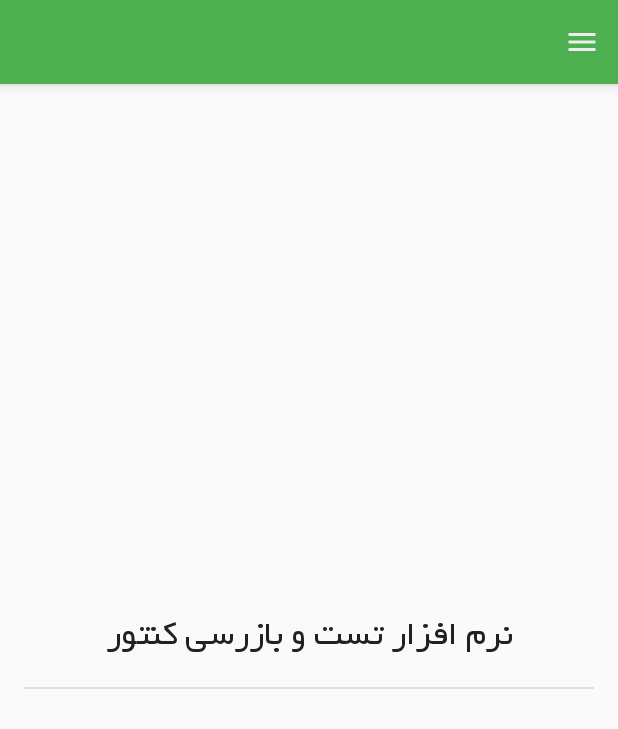
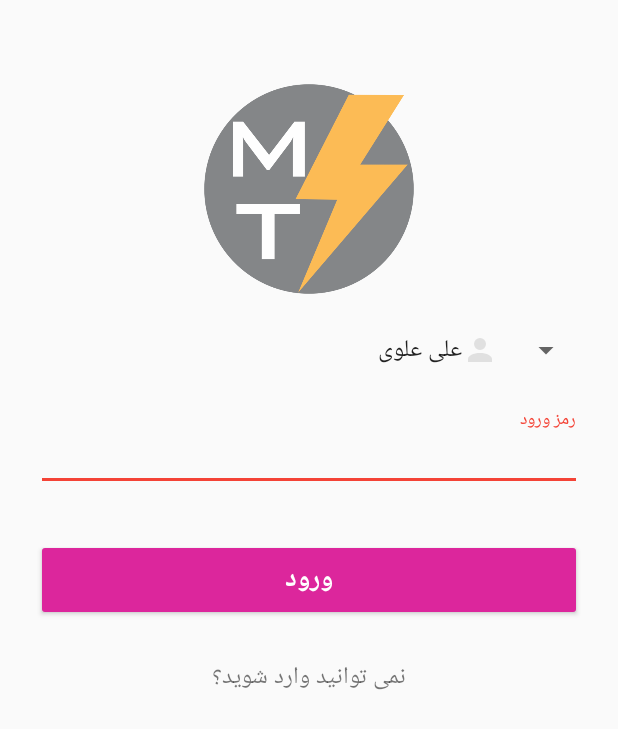
Before and after one commit to mrbehpour/MT, an Android app: the screen it shows after launch (MainActivity before the commit, Main2Activity after it), on a phone screen of 412 x 824 dp. Shown: the top 729 px of the screen. Run offline under Robolectric (Android 15) with nearby library versions, the light colour scheme and no system bars.

Commit message:
این تغییرات مربوط به فرم ورود بنام al_login هست همانطور که تلفنی صحبت کردیم عکس پس زمینه و لوگو رو بصورت گیف متحرک براتون میفرستم کد نویسی میتونه انجام بشه چون آی دی ها طبق همان فرمول و روشی که گفتید نام گذاری شدند ممنون

```diff
--- /dev/null
+++ b/app/src/main/java/ir/saa/android/mt/Main2Activity.java
@@ -0,0 +1,38 @@
+package ir.saa.android.mt;
+
+import android.support.v7.app.AppCompatActivity;
+import android.os.Bundle;
+import android.widget.ArrayAdapter;
+import android.widget.Spinner;
+
+import java.util.ArrayList;
+import java.util.List;
+
+
+public class Main2Activity extends AppCompatActivity {
+
+    @Override
+    protected void onCreate(Bundle savedInstanceState) {
+        super.onCreate(savedInstanceState);
+        setContentView(R.layout.al_login);
+
+        // you need to have a list of data that you want the spinner to display
+        List<String> spinnerArray =  new ArrayList<>();
+        spinnerArray.add("علی علوی");
+        spinnerArray.add("مجید مجیدی");
+        spinnerArray.add("علی کاشانی راد");
+        spinnerArray.add("میثم محمدی");
+        spinnerArray.add("محمد مهدی صادقی عارف");
+        spinnerArray.add("علیرضا خسروی");
+        spinnerArray.add("مهران مدیری");
+        spinnerArray.add("علی صادقی");
+        spinnerArray.add("مجید محمدی نیا");
+
+        ArrayAdapter<String> adapter = new ArrayAdapter<>(
+                this, R.layout.al_spinner_item, spinnerArray);
+        adapter.setDropDownViewResource(R.layout.al_spinner_dropdown_item);
+        Spinner sItems = findViewById(R.id.spnUserName);
+        sItems.setAdapter(adapter);
+
+    }
+}
--- a/app/src/main/java/ir/saa/android/mt/UiActivity.java
+++ /dev/null
@@ -1,4 +0,0 @@
-package ir.saa.android.mt;
-
-public class UiActivity {
-}
--- /dev/null
+++ b/app/src/main/res/drawable/account.xml
@@ -0,0 +1,8 @@
+<!-- drawable/account.xml -->
+<vector xmlns:android="http://schemas.android.com/apk/res/android"
+    android:height="24dp"
+    android:width="24dp"
+    android:viewportWidth="24"
+    android:viewportHeight="24">
+    <path android:fillColor="#000" android:pathData="M12,4A4,4 0 0,1 16,8A4,4 0 0,1 12,12A4,4 0 0,1 8,8A4,4 0 0,1 12,4M12,14C16.42,14 20,15.79 20,18V20H4V18C4,15.79 7.58,14 12,14Z" />
+</vector>
--- a/app/src/main/res/layout/al_login.xml
+++ b/app/src/main/res/layout/al_login.xml
@@ -7,54 +7,54 @@
     android:paddingLeft="24dp"
     android:paddingRight="24dp">
 
+    <!-- App Icon -->
+    <ImageView
+        android:id="@+id/imgIcon"
+        android:layout_width="140dp"
+        android:layout_height="140dp"
+        android:layout_gravity="center"
+        android:src="@drawable/mt_icon"/>
+
     <!-- Name Spinner -->
-    <android.support.design.widget.TextInputLayout
+        <Spinner
+        android:id="@+id/spnUserName"
         android:layout_width="match_parent"
         android:layout_height="wrap_content"
-        android:layout_marginTop="8dp"
-        android:layout_marginBottom="8dp">
-        <EditText android:id="@+id/input_Name"
-            android:layout_width="match_parent"
-            android:layout_height="wrap_content"
-            android:inputType="textEmailAddress"
-            android:hint="نام" />
-    </android.support.design.widget.TextInputLayout>
+        android:layout_marginTop="24dp"/>
 
     <!-- Password Label -->
     <android.support.design.widget.TextInputLayout
         android:layout_width="match_parent"
         android:layout_height="wrap_content"
-        android:layout_marginTop="8dp"
+        android:layout_marginTop="24dp"
         android:layout_marginBottom="8dp">
-        <EditText android:id="@+id/input_password"
+        <EditText android:id="@+id/edtPassword"
             android:layout_width="match_parent"
             android:layout_height="wrap_content"
             android:inputType="textPassword"
+            android:textAlignment="textEnd"
             android:hint="رمز ورود"/>
     </android.support.design.widget.TextInputLayout>
 
     <android.support.v7.widget.AppCompatButton
-        android:id="@+id/btn_login"
-        android:layout_width="fill_parent"
+        android:id="@+id/btnLogin"
+        android:layout_width="match_parent"
         android:layout_height="wrap_content"
         android:layout_marginTop="24dp"
         android:layout_marginBottom="24dp"
         android:padding="12dp"
+        android:textColor="#ffffff"
+        android:textStyle="bold"
+        android:textSize="18sp"
+        style="@style/btnStyle1"
         android:text="ورود"/>
 
-    <TextView android:id="@+id/link_signup"
+    <TextView android:id="@+id/tvHelp"
         android:layout_width="fill_parent"
         android:layout_height="wrap_content"
         android:layout_marginBottom="24dp"
         android:text="نمی توانید وارد شوید؟"
         android:gravity="center"
-        android:textSize="16dip"/>
-
-    <Spinner
-
-        android:id="@+id/spinner"
-        android:layout_width="match_parent"
-        android:layout_height="wrap_content" />
-
+        android:textSize="16sp"/>
 
 </LinearLayout>
--- /dev/null
+++ b/app/src/main/res/layout/al_spinner_item.xml
@@ -0,0 +1,12 @@
+<?xml version="1.0" encoding="utf-8"?>
+
+<TextView xmlns:android="http://schemas.android.com/apk/res/android"
+android:id="@android:id/text1"
+style="?android:attr/spinnerItemStyle"
+android:singleLine="true"
+android:layout_width="match_parent"
+android:layout_height="wrap_content"
+android:ellipsize="marquee"
+android:drawableRight="@drawable/account"
+    android:drawableTint="@color/grey_300"
+android:textAlignment="inherit"/>
--- a/app/src/main/res/layout/test_layout.xml
+++ b/app/src/main/res/layout/test_layout.xml
@@ -160,6 +160,7 @@
             android:background="#9999ff"
             android:layout_marginRight="8dp" />
 
+
     </LinearLayout>
 
     <LinearLayout
--- a/app/src/main/res/values/colors.xml
+++ b/app/src/main/res/values/colors.xml
@@ -2,7 +2,7 @@
 <resources>
     <color name="colorPrimary">@color/green_500</color>
     <color name="colorPrimaryDark">@color/green_700</color>
-    <color name="colorAccent">@color/red_500</color>
+    <color name="colorAccent">#dc269c</color>
 
     <!--dark color theme-->
 
--- a/app/src/main/res/values/styles.xml
+++ b/app/src/main/res/values/styles.xml
@@ -11,9 +11,17 @@
         <item name="colorPrimaryDark">@color/colorPrimaryDark</item>
         <item name="colorAccent">@color/colorAccent</item>
 
-        <item name="colorButtonNormal">@color/grey_400</item>
-        <item name="colorControlHighlight">@color/green_700</item>
+        <item name="colorButtonNormal">@color/colorAccent</item>
+        <item name="colorControlHighlight">@color/grey_50</item>
         <item name="colorControlActivated">@color/red_500</item>
+
+
+    </style>
+
+    <style name="btnStyle1" parent="Widget.AppCompat.Button.Colored" >
+        <item name="android:radius" >38dp</item>
+        <item name="android:innerRadius">30dp</item>
+
 
     </style>
 
```
Also changed, not shown: app/src/main/AndroidManifest.xml (+21 -5 lines), app/src/main/res/layout/al_spinner_dropdown_item.xml (added, +12 -0 lines), app/src/main/res/drawable/mt_icon.png (added).
